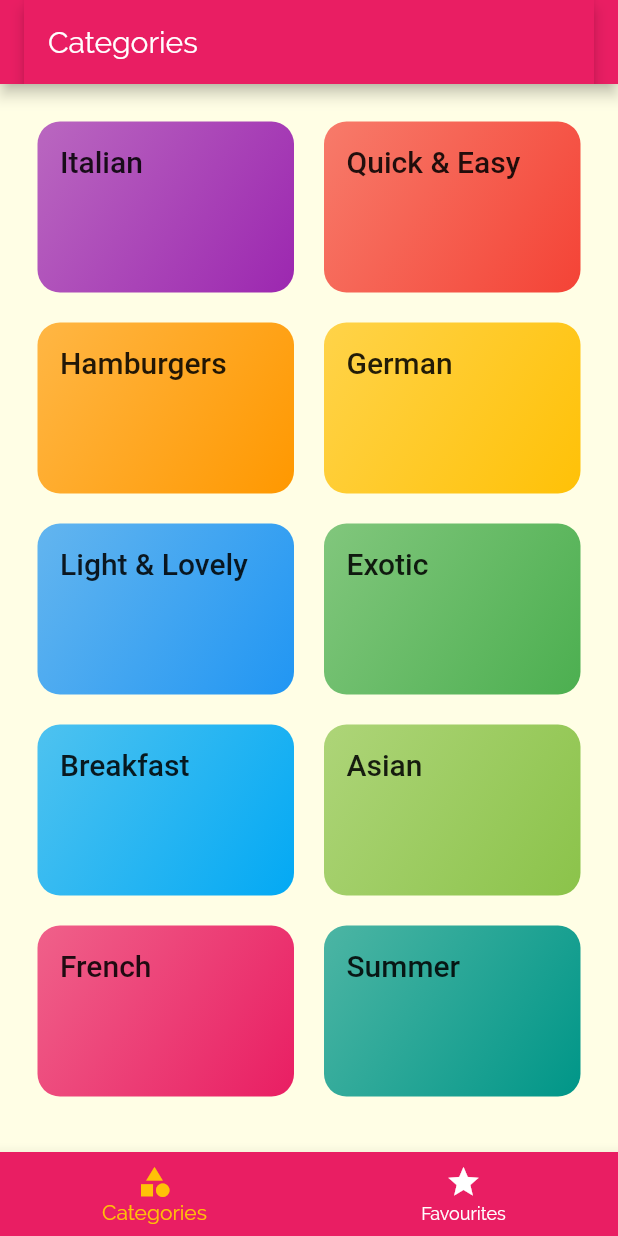
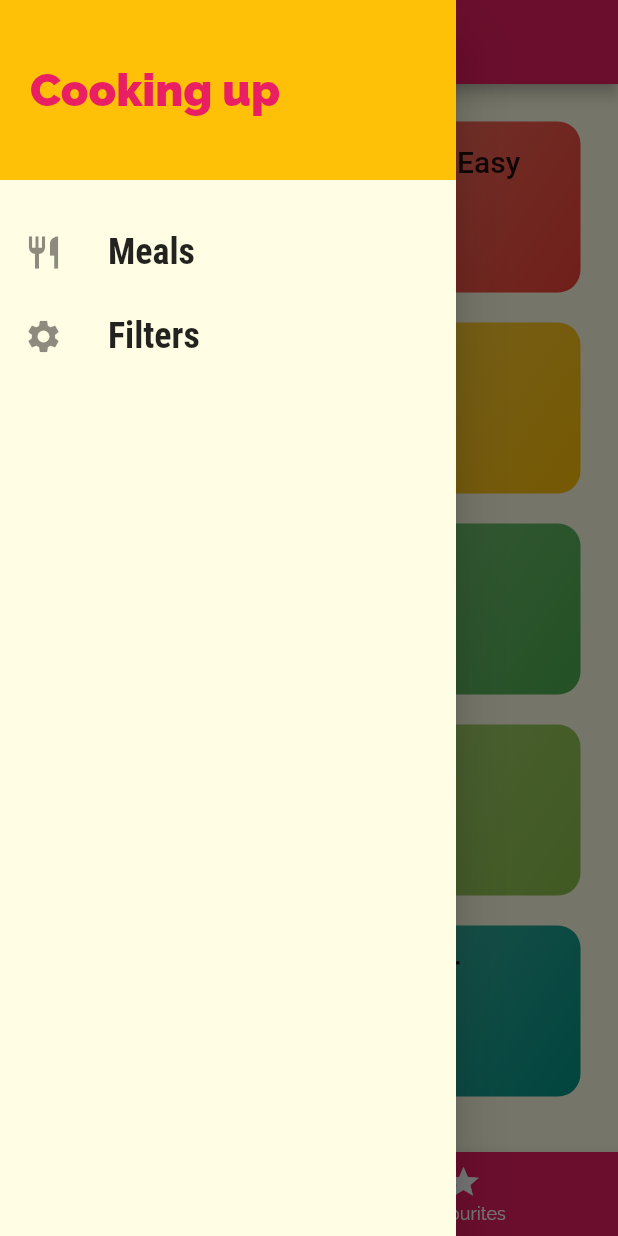
Before and after one commit to sahyun1/meals, a Flutter app: the screen it shows after launch, with the side drawer open (before the commit the screen has no drawer), on a phone screen of 412 x 824 dp. Run offline on Flutter 3.47's test engine with Material 2 defaults, Android fonts, the phone set to English and light mode, and no system bars.

Commit message:
added menu bar

```diff
--- a/lib/main.dart
+++ b/lib/main.dart
@@ -1,4 +1,5 @@
 import 'package:flutter/material.dart';
+import 'screens/filters.screen.dart';
 import 'screens/tabs_screen.dart';
 import 'screens/meal_detail_screen.dart';
 import 'screens/category_meals_screen.dart';
@@ -25,11 +26,13 @@ class MyApp extends StatelessWidget {
                     fontSize: 20,
                     fontWeight: FontWeight.bold),
               )),
-      home: TabsScreen(),
-      // initialRoute: '/category-meals', change home
+      // home: TabsScreen(),
+      initialRoute: '/',
       routes: {
+        '/': (ctx) => TabsScreen(),
         CategoryMealsScreen.ROUTE_NAME: (ctx) => CategoryMealsScreen(),
-        MealDetailScreen.ROUTE_NAME: (ctx) => MealDetailScreen()
+        MealDetailScreen.ROUTE_NAME: (ctx) => MealDetailScreen(),
+        FiltersScreen.ROUTE_NAME: (ctx) => FiltersScreen()
       },
 
       // this is a dynamic way
--- /dev/null
+++ b/lib/screens/filters.screen.dart
@@ -0,0 +1,15 @@
+import 'package:flutter/material.dart';
+
+class FiltersScreen extends StatelessWidget {
+  static const ROUTE_NAME = '/filters';
+
+  @override
+  Widget build(BuildContext context) {
+    return Scaffold(
+      appBar: AppBar(
+        title: const Text('Filters'),
+      ),
+      body: Text('Body'),
+    );
+  }
+}
--- a/lib/screens/tabs_screen.dart
+++ b/lib/screens/tabs_screen.dart
@@ -1,5 +1,6 @@
 import 'package:flutter/material.dart';
-import 'package:flutter_complete_guide/screens/favourites_screen.dart';
+import 'favourites_screen.dart';
+import '../widgets/main_drawer.dart';
 import 'categories_screen.dart';
 
 class TabsScreen extends StatefulWidget {
@@ -33,10 +34,9 @@ class _TabsScreenState extends State<TabsScreen> {
   Widget build(BuildContext context) {
     return Scaffold(
       appBar: AppBar(
-        title: AppBar(
-          title: Text(_pages[selectedPageIndex]['title'] as String),
-        ),
+        title: Text(_pages[selectedPageIndex]['title'] as String),
       ),
+      drawer: MainDrawer(),
       body: _pages[selectedPageIndex]['page'] as Widget,
       bottomNavigationBar: BottomNavigationBar(
         onTap: _selectPage,
--- /dev/null
+++ b/lib/widgets/main_drawer.dart
@@ -0,0 +1,55 @@
+import 'package:flutter/material.dart';
+import 'package:flutter_complete_guide/screens/filters.screen.dart';
+
+class MainDrawer extends StatelessWidget {
+  Widget buildListTile(String title, IconData icon, Function tapHandler) {
+    return ListTile(
+      leading: Icon(
+        icon,
+        size: 26,
+      ),
+      title: Text(
+        title,
+        style: TextStyle(
+          fontFamily: 'RobotoCondensed',
+          fontSize: 24,
+          fontWeight: FontWeight.bold,
+        ),
+      ),
+      onTap: tapHandler,
+    );
+  }
+
+  @override
+  Widget build(BuildContext context) {
+    return Drawer(
+      child: Column(
+        children: [
+          Container(
+            height: 120,
+            width: double.infinity,
+            padding: EdgeInsets.all(20),
+            alignment: Alignment.centerLeft,
+            color: Theme.of(context).accentColor,
+            child: Text(
+              'Cooking up',
+              style: TextStyle(
+                  fontWeight: FontWeight.w900,
+                  fontSize: 30,
+                  color: Theme.of(context).primaryColor),
+            ),
+          ),
+          SizedBox(
+            height: 20,
+          ),
+          buildListTile('Meals', Icons.restaurant, () {
+            Navigator.of(context).pushReplacementNamed('/');
+          }),
+          buildListTile('Filters', Icons.settings, () {
+            Navigator.of(context).pushReplacementNamed(FiltersScreen.ROUTE_NAME);
+          })
+        ],
+      ),
+    );
+  }
+}
```
